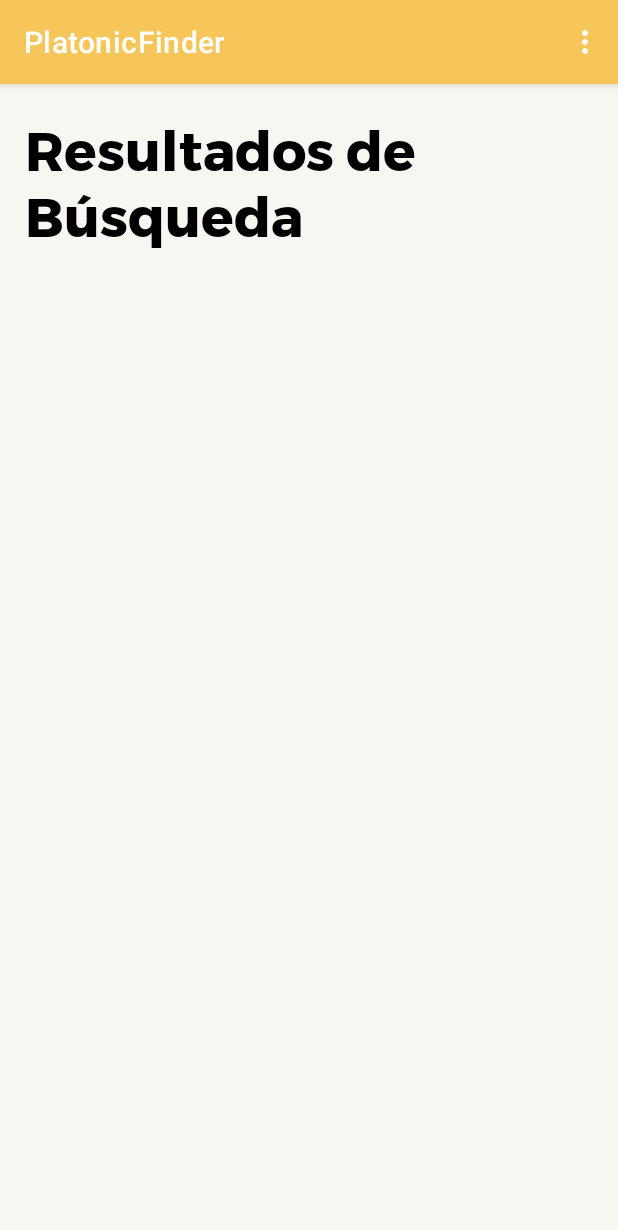
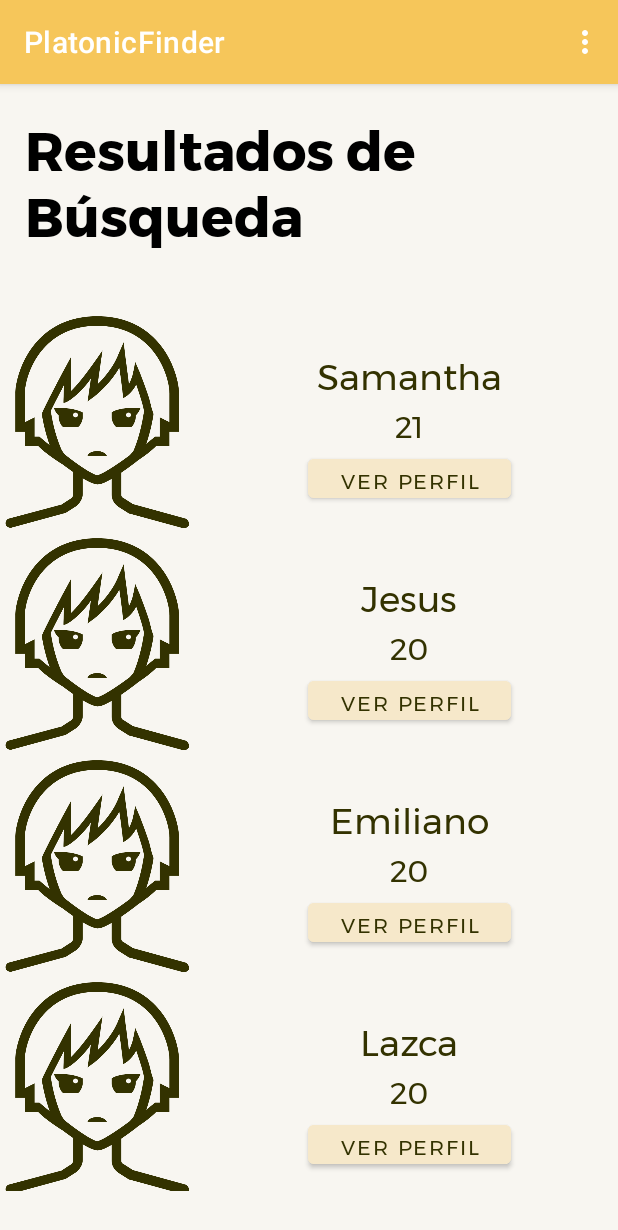
Before and after one commit to AmauriPC/MovilesProyecto, an Android app: the pantallaIntereses screen opened directly, with no data from a screen before it, after a tap on "BUSCAR", on a phone screen of 412 x 824 dp. Shown: the top 1230 px of the screen. Run offline under Robolectric (Android 15) with nearby library versions, the phone set to English and light mode, and no system bars; our stand-ins replace Firebase (no records; nobody signed in at launch, a user with empty details on screens opened directly).

Commit message:
la verga

```diff
--- a/app/src/main/java/mx/aepc/proyectoparcial1moviles/AdapterResultados.java
+++ b/app/src/main/java/mx/aepc/proyectoparcial1moviles/AdapterResultados.java
@@ -19,17 +19,40 @@ public class AdapterResultados extends RecyclerView.Adapter<AdapterResultados.Vi
         this.listaResultados = listaResultados;
     }
 
+
+    public static class ViewHolderResultados extends RecyclerView.ViewHolder {
+
+        TextView etiNombre, etiEdad;
+        ImageView foto;
+
+        public ViewHolderResultados(View view) {
+            super(view);
+            etiNombre = (TextView) itemView.findViewById(R.id.idNombre);
+            etiEdad = (TextView) itemView.findViewById(R.id.idEdad);
+            foto = (ImageView) itemView.findViewById(R.id.idImagenSP);
+        }
+    }
+
     @NonNull
     @Override
-    public ViewHolderResultados onCreateViewHolder(@NonNull ViewGroup parent, int viewType) {
-        View view  = LayoutInflater.from(parent.getContext()).inflate(R.layout.item_list_obj, null, false);
-        return new ViewHolderResultados(view);
+    public AdapterResultados.ViewHolderResultados onCreateViewHolder(@NonNull ViewGroup parent, int viewType) {
+        View view  = (View)LayoutInflater.from(parent.getContext())
+                .inflate(R.layout.item_list_obj,parent, false);
+        AdapterResultados.ViewHolderResultados vh= new ViewHolderResultados(view);
+        return vh;
     }
 
+
+
+
+
+
     @Override
-    public void onBindViewHolder(@NonNull ViewHolderResultados holder, int position) {
-        holder.etiNombre.setText(listaResultados.get(position).getNombre());
-        holder.etiEdad.setText(listaResultados.get(position).getEdad());
+    public void onBindViewHolder(final AdapterResultados.ViewHolderResultados  holder, int position) {
+        final ResultadosVo resultadosVoItem;
+        resultadosVoItem=listaResultados.get(position);
+        holder.etiNombre.setText((String)listaResultados.get(position).getNombre());
+        holder.etiEdad.setText((String)listaResultados.get(position).getEdad());
         holder.foto.setImageResource(listaResultados.get(position).getFoto());
     }
 
@@ -38,16 +61,4 @@ public class AdapterResultados extends RecyclerView.Adapter<AdapterResultados.Vi
         return listaResultados.size();
     }
 
-    public class ViewHolderResultados extends RecyclerView.ViewHolder {
-
-        TextView etiNombre, etiEdad;
-        ImageView foto;
-
-        public ViewHolderResultados(@NonNull View itemView) {
-            super(itemView);
-            etiNombre = (TextView) itemView.findViewById(R.id.idNombre);
-            etiEdad = (TextView) itemView.findViewById(R.id.idEdad);
-            foto = (ImageView) itemView.findViewById(R.id.idImagenSP);
-        }
-    }
 }
--- a/app/src/main/java/mx/aepc/proyectoparcial1moviles/pantallaResultados.java
+++ b/app/src/main/java/mx/aepc/proyectoparcial1moviles/pantallaResultados.java
@@ -1,23 +1,18 @@
 package mx.aepc.proyectoparcial1moviles;
+
+import android.content.Intent;
+import android.os.Bundle;
+import android.view.Menu;
+import android.view.MenuInflater;
+import android.view.MenuItem;
+import android.view.View;
 
 import androidx.annotation.NonNull;
 import androidx.appcompat.app.AppCompatActivity;
 import androidx.recyclerview.widget.LinearLayoutManager;
 import androidx.recyclerview.widget.RecyclerView;
 
-import android.content.Intent;
-import android.os.Bundle;
-import android.util.Log;
-import android.view.Menu;
-import android.view.MenuInflater;
-import android.view.MenuItem;
-import android.view.View;
-
-import com.google.android.gms.tasks.OnCompleteListener;
-import com.google.android.gms.tasks.Task;
 import com.google.firebase.firestore.FirebaseFirestore;
-import com.google.firebase.firestore.QueryDocumentSnapshot;
-import com.google.firebase.firestore.QuerySnapshot;
 
 import java.util.ArrayList;
 import java.util.HashMap;
@@ -27,6 +22,8 @@ public class pantallaResultados extends AppCompatActivity {
 
     String anime,games,literature,sports,movie,music,series,art,astrology;
     String userid;
+
+    private RecyclerView.Adapter mAdapter;
 
     FirebaseFirestore db = FirebaseFirestore.getInstance();
     Map<String, Object> user = new HashMap<>();
@@ -50,21 +47,16 @@ public class pantallaResultados extends AppCompatActivity {
         art=getIntent().getStringExtra("Arte");
         astrology=getIntent().getStringExtra("Astrologia");
 
-        Log.println(Log.ASSERT,"interes","anime: "+anime);
-        Log.println(Log.ASSERT,"interes","juegos: "+games);
-        Log.println(Log.ASSERT,"interes","lit: "+literature);
-        Log.println(Log.ASSERT,"interes","deporte: "+sports);
-        Log.println(Log.ASSERT,"interes","cine: "+movie);
-        Log.println(Log.ASSERT,"interes","musica: "+music);
-        Log.println(Log.ASSERT,"interes","series: "+series);
-        Log.println(Log.ASSERT,"interes","art: "+art);
-        Log.println(Log.ASSERT,"interes","ast: "+astrology);
 
         listaResultados = new ArrayList<>();
         recyclerResultados = (RecyclerView) findViewById(R.id.recyclerId);
-        recyclerResultados.setLayoutManager(new LinearLayoutManager(this));
+        recyclerResultados.setHasFixedSize(true);
+        recyclerResultados.setLayoutManager(new LinearLayoutManager(this,RecyclerView.VERTICAL,false));
 
         llenarResultados();
+        mAdapter= new AdapterResultados(listaResultados);
+        recyclerResultados.setAdapter(mAdapter);
+
 
         AdapterResultados adapter = new AdapterResultados(listaResultados);
         recyclerResultados.setAdapter(adapter);
@@ -73,70 +65,12 @@ public class pantallaResultados extends AppCompatActivity {
 
     private void llenarResultados() {
 
+        listaResultados.add(new ResultadosVo("Samantha","21", R.drawable.animeicon));
+        listaResultados.add(new ResultadosVo("Jesus","20", R.drawable.animeicon));
+        listaResultados.add(new ResultadosVo("Emiliano","20", R.drawable.animeicon));
+        listaResultados.add(new ResultadosVo("Lazca","20", R.drawable.animeicon));
+        listaResultados.add(new ResultadosVo("Mawi","21", R.drawable.animeicon));
 
-
-        //asynchronously retrieve all documents
-// future.get() blocks on response
-        /*List<QueryDocumentSnapshot> documents = ref.get().getDocuments();
-        for (QueryDocumentSnapshot document : documents) {
-            System.out.println(document.getId() + " => " + document.toObject(City.class));
-        }
-        docRef.get().addOnCompleteListener(new OnCompleteListener<DocumentSnapshot>() {
-            @Override
-            public void onComplete(@NonNull Task<DocumentSnapshot> task) {
-                if (task.isSuccessful()) {
-                    DocumentSnapshot document = task.getResult();
-                    if (document.exists()) {
-                        //Edad
-                        useredad = document.getString("Edad");
-                        //Log.i(message,"Edad: " + useredad);
-                        text = "Edad: " + useredad;
-                        TextView textView = (TextView) findViewById(R.id.textViewEdad);
-                        textView.setText(text);
-                        //Nombre
-                        usernombre = document.getString("Nombre");
-                        textView = (TextView) findViewById(R.id.textViewNombre);
-                        textView.setText(usernombre);
-                        interes = document.getString("Anime");
-                        //Log.d(message,interes);
-                        if (interes == "True") {
-                            textinteres += "Anime \n";
-                        }
-                        //Log.d(message,textinteres);
-                        textView = (TextView) findViewById(R.id.textViewIntereses);
-                        textView.setText(textinteres);
-                    } else {
-                        Log.d(message, "No such document");
-                    }
-                } else {
-                    Log.d(message, "get failed with ", task.getException());
-                }
-            }
-        });*/
-
-        ArrayList<String> nombres;
-        ArrayList<String> edad;
-
-        db.collection("users")
-                .whereEqualTo("Anime", "True")
-                .get()
-                .addOnCompleteListener(new OnCompleteListener<QuerySnapshot>() {
-                    @Override
-                    public void onComplete(@NonNull Task<QuerySnapshot> task) {
-                        if (task.isSuccessful()) {
-                            for (QueryDocumentSnapshot document : task.getResult()) {
-                                Log.println(Log.ASSERT, "OK",document.getId() + " => " + document.get("Anime"));
-                                //listaResultados.add(new ResultadosVo("dede","Edad: 20" , R.drawable.animeicon));
-
-                            }
-                        } else {
-                            Log.println(Log.ASSERT,"f", "Error getting documents: "+task.getException());
-                        }
-                    }
-                });
-
-        //listaResultados.add(new ResultadosVo("Random 2","30", R.drawable.articon));
-        //listaResultados.add(new ResultadosVo("Random 3","25", R.drawable.booksicon));
     }
 
 
@@ -173,11 +107,12 @@ public class pantallaResultados extends AppCompatActivity {
                 finish();
                 return true;
 
-            /*case R.id.panas:
+            case R.id.panas:
                 intent= new Intent(this, Panas.class);
                 intent.putExtra("userid",userid);
                 startActivity(intent);
-                return true;*/
+                finish();
+                return true;
 
             default:
                 return super.onOptionsItemSelected(item);
--- a/app/src/main/res/layout/activity_pantalla_resultados.xml
+++ b/app/src/main/res/layout/activity_pantalla_resultados.xml
@@ -27,13 +27,15 @@
 
     <androidx.recyclerview.widget.RecyclerView
         android:id="@+id/recyclerId"
-        android:layout_width="match_parent"
-        android:layout_height="wrap_content"
+        android:layout_width="414dp"
+        android:layout_height="549dp"
         android:layout_below="@+id/textView4"
         android:layout_alignParentStart="true"
         android:layout_alignParentEnd="true"
-        android:layout_marginStart="-2dp"
-        android:layout_marginTop="92dp"
-        android:layout_marginEnd="-1dp" />
+        android:layout_alignParentBottom="true"
+        android:layout_marginStart="0dp"
+        android:layout_marginTop="15dp"
+        android:layout_marginEnd="-3dp"
+        android:layout_marginBottom="30dp" />
 
 </RelativeLayout>
--- a/app/src/main/res/layout/item_list_obj.xml
+++ b/app/src/main/res/layout/item_list_obj.xml
@@ -1,14 +1,14 @@
 <?xml version="1.0" encoding="utf-8"?>
-<LinearLayout xmlns:android="http://schemas.android.com/apk/res/android"
+<androidx.constraintlayout.widget.ConstraintLayout xmlns:android="http://schemas.android.com/apk/res/android"
     xmlns:app="http://schemas.android.com/apk/res-auto"
     xmlns:tools="http://schemas.android.com/tools"
     android:layout_width="match_parent"
-    android:layout_height="match_parent"
+    android:layout_height="wrap_content"
     android:background="@color/Fondo"
     android:orientation="vertical"
     tools:context=".pantallaResultados">
 
-    <LinearLayout
+
     android:layout_width="match_parent"
     android:layout_height="wrap_content"
     android:orientation="horizontal">
@@ -17,65 +17,68 @@
         android:id="@+id/idImagenSP"
         android:layout_width="130dp"
         android:layout_height="148dp"
-            app:srcCompat="@drawable/animeicon" />
+        app:layout_constraintStart_toStartOf="parent"
+        app:layout_constraintTop_toTopOf="parent"
+        app:srcCompat="@drawable/animeicon" /><![CDATA[
 
-        <LinearLayout
+
     android:layout_width="match_parent"
     android:layout_height="176dp"
     android:orientation="vertical">
+
+
+
+
+
+
+
+
+
+
+
+
+
+    ]]>
 
     <TextView
         android:id="@+id/idNombre"
         android:layout_width="150dp"
         android:layout_height="wrap_content"
-                android:layout_marginStart="67dp"
-                android:layout_marginTop="16dp"
-                android:layout_marginEnd="82dp"
-                android:layout_marginBottom="11dp"
+        android:layout_marginTop="24dp"
         android:fontFamily="@font/montserrat"
         android:text="random 3"
+        android:textAlignment="center"
         android:textColor="@color/Letras"
         android:textSize="24sp"
-                app:layout_constraintBottom_toTopOf="@+id/textView"
         app:layout_constraintEnd_toEndOf="parent"
-                app:layout_constraintStart_toEndOf="@+id/imageView7"
+        app:layout_constraintStart_toEndOf="@+id/idImagenSP"
         app:layout_constraintTop_toTopOf="parent" />
-
-            <TextView
-                android:id="@+id/idEdad"
-                android:layout_width="126dp"
-                android:layout_height="wrap_content"
-                android:layout_marginStart="78dp"
-                android:layout_marginTop="11dp"
-                android:layout_marginEnd="125dp"
-                android:layout_marginBottom="15dp"
-                android:fontFamily="@font/montserrat"
-                android:text="Edad: "
-                android:textColor="@color/Letras"
-                android:textSize="20sp"
-                app:layout_constraintBottom_toTopOf="@+id/button7"
-                app:layout_constraintEnd_toEndOf="parent"
-                app:layout_constraintStart_toEndOf="@+id/imageView7"
-                app:layout_constraintTop_toBottomOf="@+id/textView24" />
 
     <Button
         android:id="@+id/bVerPerfil"
         android:layout_width="135dp"
         android:layout_height="38dp"
-                android:layout_marginStart="60dp"
-                android:layout_marginTop="10dp"
-                android:layout_marginEnd="71dp"
-                android:layout_marginBottom="578dp"
         android:backgroundTint="@color/BotonesColor"
         android:fontFamily="@font/montserrat"
         android:onClick="getActivityPerfilRandom"
         android:text="Ver Perfil"
         android:textColor="@color/Letras"
         android:textSize="14sp"
-                app:layout_constraintBottom_toBottomOf="parent"
         app:layout_constraintEnd_toEndOf="parent"
-                app:layout_constraintStart_toEndOf="@+id/imageView7"
-                app:layout_constraintTop_toBottomOf="@+id/textView" />
-        </LinearLayout>
-    </LinearLayout>
-</LinearLayout>
+        app:layout_constraintStart_toEndOf="@+id/idImagenSP"
+        app:layout_constraintTop_toBottomOf="@+id/idEdad" />
+
+    <TextView
+        android:id="@+id/idEdad"
+        android:layout_width="126dp"
+        android:layout_height="wrap_content"
+        android:fontFamily="@font/montserrat"
+        android:text="Edad: "
+        android:textAlignment="center"
+        android:textColor="@color/Letras"
+        android:textSize="20sp"
+        app:layout_constraintEnd_toEndOf="parent"
+        app:layout_constraintStart_toEndOf="@+id/idImagenSP"
+        app:layout_constraintTop_toBottomOf="@+id/idNombre" />
+
+</androidx.constraintlayout.widget.ConstraintLayout>
```
Also changed, not shown: app/src/main/java/mx/aepc/proyectoparcial1moviles/MainActivity.java (+13 -22 lines), app/src/main/java/mx/aepc/proyectoparcial1moviles/Panas.java (+9 -13 lines), app/src/main/java/mx/aepc/proyectoparcial1moviles/ResultadosVo.java (+11 -8 lines), app/src/main/java/mx/aepc/proyectoparcial1moviles/pantallaDatosEditar.java (+3 -14 lines), app/src/main/java/mx/aepc/proyectoparcial1moviles/pantallaDatosRegistro.java (+4 -12 lines), app/src/main/java/mx/aepc/proyectoparcial1moviles/pantallaIntereses.java (+14 -22 lines), app/src/main/java/mx/aepc/proyectoparcial1moviles/pantallaMiPerfil.java (+12 -31 lines), app/src/main/java/mx/aepc/proyectoparcial1moviles/pantallaPerfilRandom.java (+6 -6 lines). Lines whose indentation alone changed are shown as unchanged.
